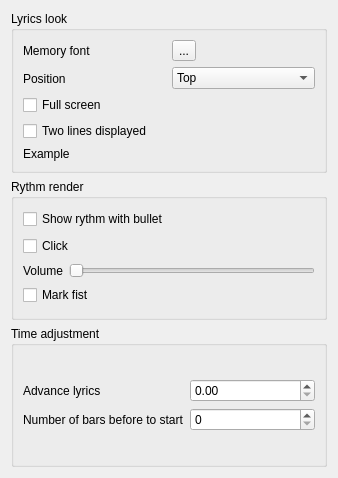
Qt form chordv/src/formmemoryinfo.ui (jpcima/chordv) before a commit.
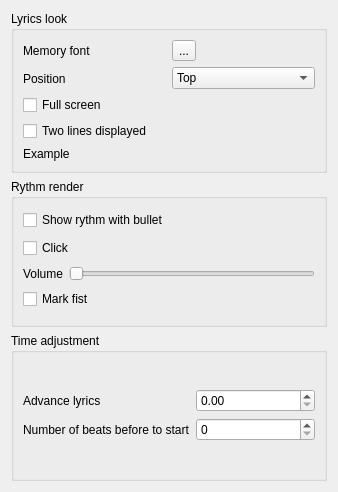
The same form after that commit. Custom widgets are drawn as their Qt base class.

The edit to the form file:
```diff
--- a/chordv/src/formmemoryinfo.ui
+++ b/chordv/src/formmemoryinfo.ui
@@ -7,7 +7,7 @@
     <x>0</x>
     <y>0</y>
     <width>338</width>
-    <height>478</height>
+    <height>492</height>
    </rect>
   </property>
   <property name="windowTitle">
@@ -192,7 +192,7 @@
             <item>
              <widget class="QLabel" name="labelTimeAddedBeforeStart">
               <property name="text">
-               <string>Number of bars before to start</string>
+               <string>Number of beats before to start</string>
               </property>
              </widget>
             </item>
```
